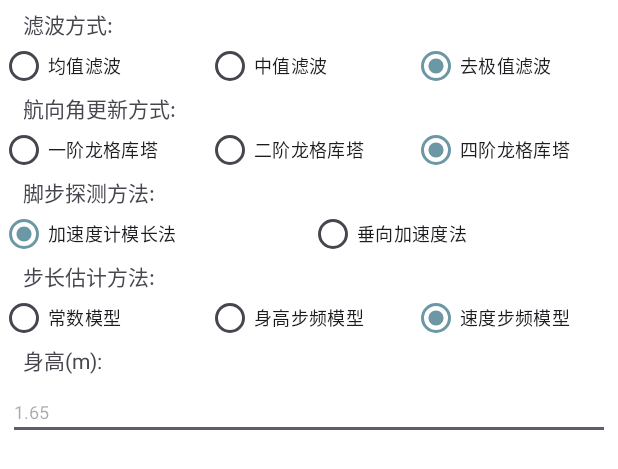
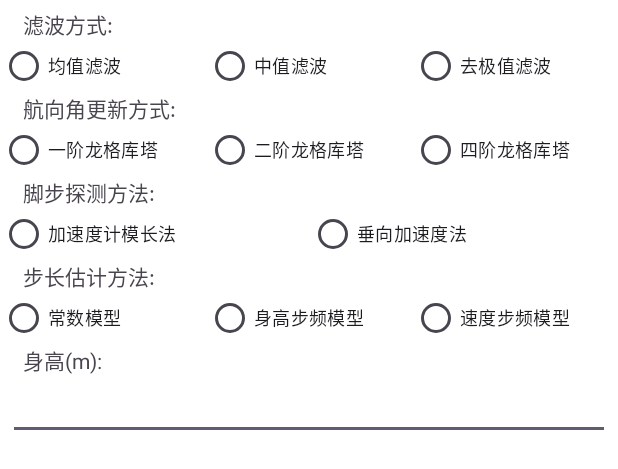
Before and after one commit to TTTTas/PDR, an Android app: the layout configure_layout.xml on its own in the app's theme, with its tools: preview values and no code run, on a phone screen of 412 x 824 dp. Shown: the top 469 px of the screen. Run offline under Robolectric (Android 15) with nearby library versions, the phone set to English and light mode, and no system bars.

Commit message:
4.14 Configure修正

```diff
--- a/app/src/main/res/layout/configure_layout.xml
+++ b/app/src/main/res/layout/configure_layout.xml
@@ -44,8 +44,7 @@
             android:layout_height="24dp"
             android:layout_weight="1"
             android:text="去极值滤波"
-            android:textSize="12sp"
-            android:checked="true"/>
+            android:textSize="12sp"/>
     </RadioGroup>
 
     <!-- Q Update Section -->
@@ -85,7 +84,6 @@
             android:layout_width="0dp"
             android:layout_height="24dp"
             android:layout_weight="1"
-            android:checked="true"
             android:text="四阶龙格库塔"
             android:textSize="12sp"
             tools:ignore="TouchTargetSizeCheck" />
@@ -114,8 +112,7 @@
             android:layout_height="24dp"
             android:layout_weight="1"
             android:text="加速度计模长法"
-            android:textSize="12sp"
-            android:checked="true"/>
+            android:textSize="12sp"/>
 
         <RadioButton
             android:id="@+id/step_2"
@@ -166,8 +163,7 @@
             android:layout_height="24dp"
             android:layout_weight="1"
             android:text="速度步频模型"
-            android:textSize="12sp"
-            android:checked="true"/>
+            android:textSize="12sp"/>
 
     </RadioGroup>
     <TextView
@@ -184,7 +180,6 @@
         android:layout_height="wrap_content"
         android:layout_marginStart="5dp"
         android:layout_marginEnd="5dp"
-        android:hint="1.65"
         android:textSize="12sp"
         android:autofillHints="" />
 
```
Also changed, not shown: app/src/main/java/com/example/myapplication/Configure.java (+92 -9 lines).
